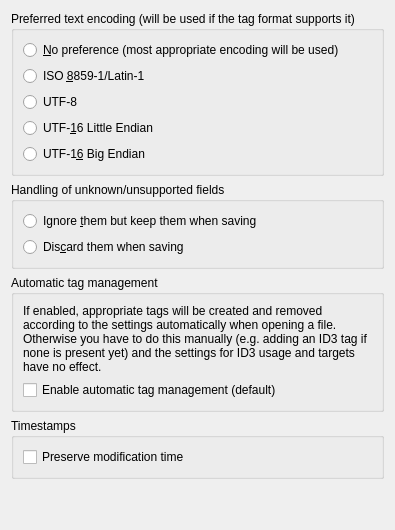
Martchus/tageditor, file gui/tagprocessinggeneraloptionpage.ui: the form before one commit.
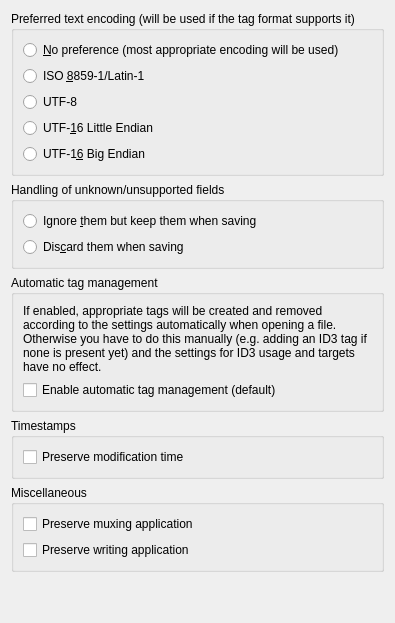
The form after the commit.

Commit message:
Allow preserving the muxing/writing application
See https://github.com/Martchus/tageditor/issues/108

```diff
--- a/gui/tagprocessinggeneraloptionpage.ui
+++ b/gui/tagprocessinggeneraloptionpage.ui
@@ -139,6 +139,29 @@
      </layout>
     </widget>
    </item>
+   <item>
+    <widget class="QGroupBox" name="groupBox">
+     <property name="title">
+      <string>Miscellaneous</string>
+     </property>
+     <layout class="QVBoxLayout" name="verticalLayout_6">
+      <item>
+       <widget class="QCheckBox" name="preserveMuxingAppCheckBox">
+        <property name="text">
+         <string>Preserve muxing application</string>
+        </property>
+       </widget>
+      </item>
+      <item>
+       <widget class="QCheckBox" name="preserveWritingAppCheckBox">
+        <property name="text">
+         <string>Preserve writing application</string>
+        </property>
+       </widget>
+      </item>
+     </layout>
+    </widget>
+   </item>
    <item>
     <spacer name="verticalSpacer">
      <property name="orientation">
```
The commit also changes 7 other files.
